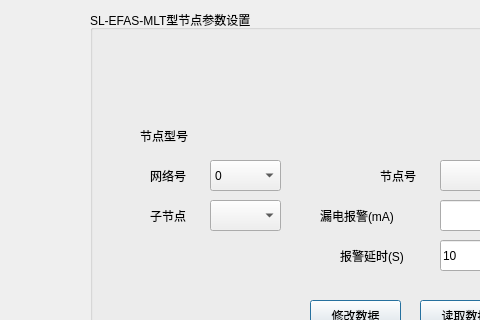
The window that sys/ui/Mset.ui (Blackrose/Tcutest_SerialSystem) describes before a commit, drawn with Qt 5; both pictures show x 0 to 480 and y 0 to 320 of the 681 by 581 pixel window.
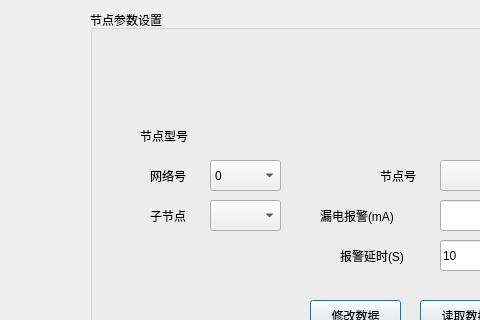
The same window after the commit. Icons and pictures are not drawn.

The edit to the form file:
```diff
--- a/sys/ui/Mset.ui
+++ b/sys/ui/Mset.ui
@@ -33,7 +33,7 @@
     </rect>
    </property>
    <property name="title">
-    <string>SL-EFAS-MLT型节点参数设置</string>
+    <string>节点参数设置</string>
    </property>
    <widget class="QPushButton" name="btnFu">
     <property name="geometry">
```
